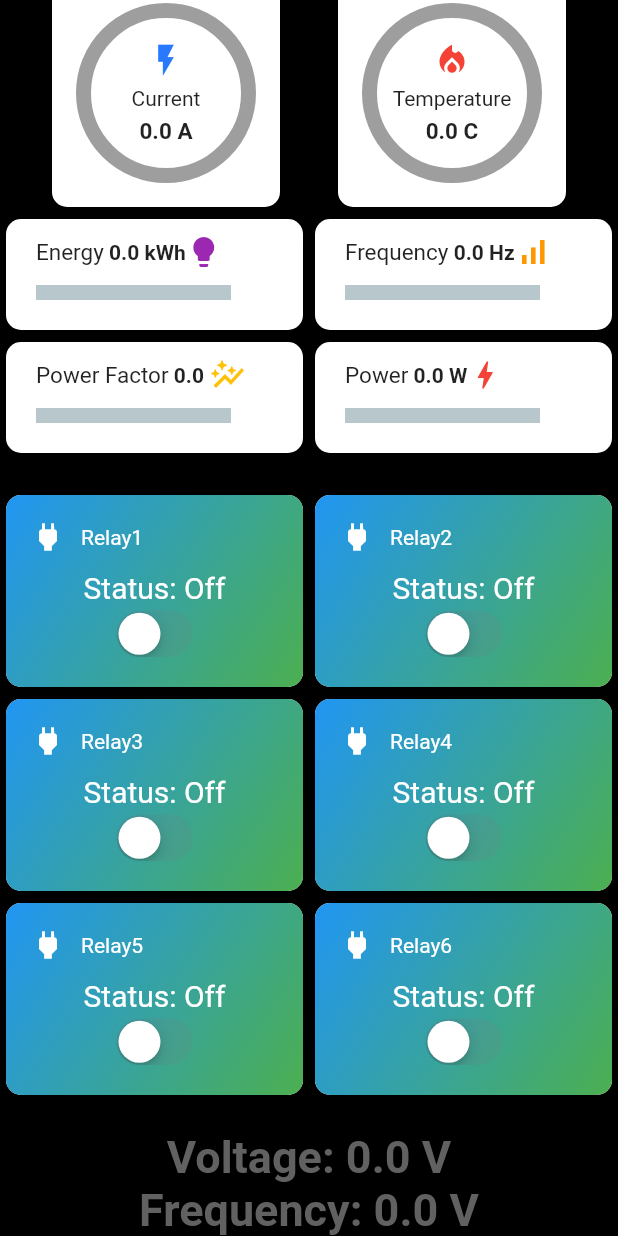
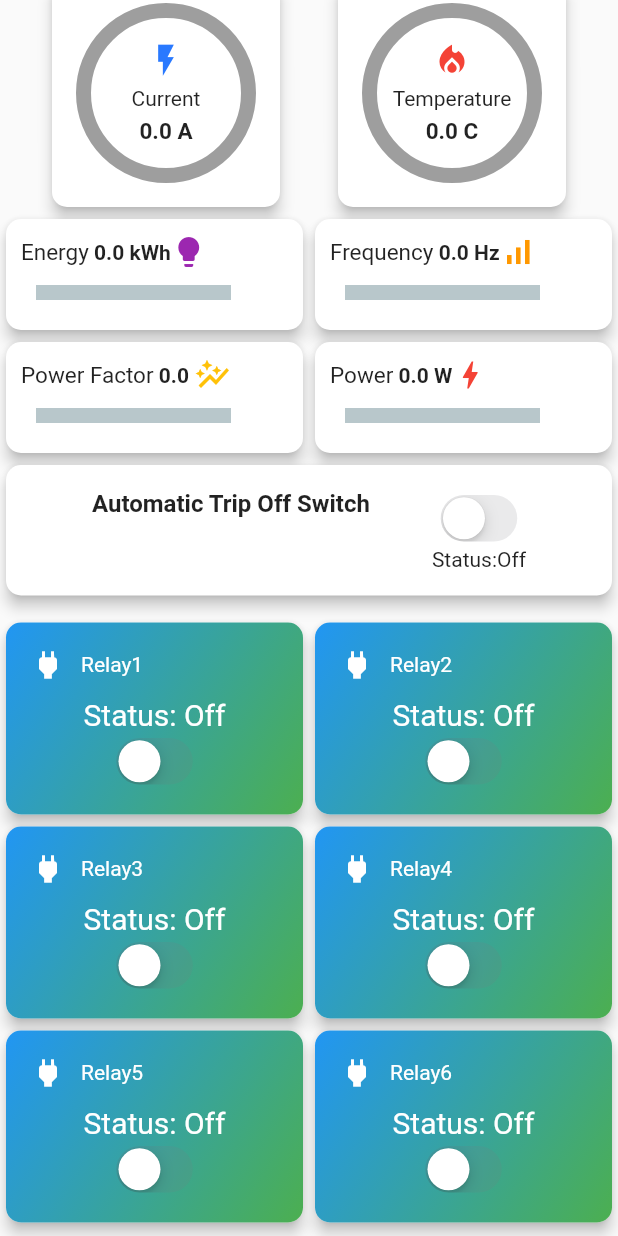
Before and after one commit to jex23/IOTSmartSwitch, a Flutter app: the HomeScreen screen opened directly, scrolled down 152 dp, on a phone screen of 412 x 824 dp. Run offline on Flutter 3.47's test engine with Material 2 defaults, Android fonts, the phone set to English and light mode, and no system bars; drawn by our look-alikes of percent_indicator; our stand-ins replace firebase_core, firebase_database, geocoding, geolocator, shared_preferences; missing offline and left inert: circular, semicircle_indicator; accounts and stored records are empty.

Commit message:
Working Auto Trip but Not dynamically turning OFF when Cupertino Switch is ON

```diff
--- a/lib/screens/home_screen.dart
+++ b/lib/screens/home_screen.dart
@@ -4,7 +4,7 @@ import 'package:firebase_database/firebase_database.dart';
 import 'package:circular/circular.dart';
 import 'package:percent_indicator/percent_indicator.dart';
 import 'package:semicircle_indicator/semicircle_indicator.dart';
-
+import 'package:shared_preferences/shared_preferences.dart';
 
 class HomeScreen extends StatefulWidget {
   const HomeScreen({super.key});
@@ -14,7 +14,8 @@ class HomeScreen extends StatefulWidget {
 }
 
 class _HomeScreenState extends State<HomeScreen> {
-  final DatabaseReference _databaseReference = FirebaseDatabase.instance.reference();
+  final DatabaseReference _databaseReference =
+      FirebaseDatabase.instance.reference();
 
   Map<String, bool> relayValues = {
     'Relay1': false,
@@ -32,18 +33,26 @@ class _HomeScreenState extends State<HomeScreen> {
   double energyValue = 0.0;
   double pfValue = 0.0;
   double powerValue = 0.0;
+  bool radState = false;
+  bool isAutoTripOff = false;
+  // Declare the SharedPreferences variable
+  late SharedPreferences _prefs;
 
   @override
   void initState() {
     super.initState();
     for (String relayName in relayValues.keys) {
-      _databaseReference.child('Relay').child(relayName).onValue.listen((event) {
+      _databaseReference
+          .child('Relay')
+          .child(relayName)
+          .onValue
+          .listen((event) {
         setState(() {
           relayValues[relayName] = event.snapshot.value as bool? ?? false;
         });
       });
     }
-
+    _initSharedPreferences();
     _databaseReference.child('PZEM').child('voltage').onValue.listen((event) {
       setState(() {
         voltageValue = (event.snapshot.value as double?) ?? 0.0;
@@ -76,13 +85,63 @@ class _HomeScreenState extends State<HomeScreen> {
         powerValue = (event.snapshot.value as double?) ?? 0.0;
       });
     });
+
+    _databaseReference.child('RadiusState').onValue.listen((event) {
+      setState(() {
+        radState = (event.snapshot.value as bool?) ?? false;
+      });
+    });
+    if (isAutoTripOff && !radState) {
+      _updateRelayValuesInFirebase({
+        'Relay1': false,
+        'Relay2': false,
+        'Relay3': false,
+        'Relay4': false,
+        'Relay5': false,
+        'Relay6': false,
+      });
+    }
+
+  }
+
+
+  // Method to initialize SharedPreferences
+  Future<void> _initSharedPreferences() async {
+    _prefs = await SharedPreferences.getInstance();
+    isAutoTripOff = _prefs.getBool('isAutoTripOff') ?? false; // Initialize isAutoTripOff from shared preferences
+    setState(() {});
+  }
+  // Method to update isAutoTripOff and store it in SharedPreferences
+  Future<void> _updateIsAutoTripOff(bool newValue) async {
+    // Update the value in SharedPreferences
+    await _prefs.setBool('isAutoTripOff', newValue);
+
+    // Update the UI with the new value
+    setState(() {
+      isAutoTripOff = newValue;
+    });
+  }
+
+  void _updateRelayValuesInFirebase(Map<String, bool> newRelayValues) {
+    newRelayValues.forEach((relayName, newValue) {
+      _databaseReference
+          .child('Relay')
+          .child(relayName)
+          .set(newValue)
+          .then((_) {
+        print('Relay $relayName updated in Firebase');
+      }).catchError((error) {
+        print('Error updating relay $relayName: $error');
+      });
+    });
   }
 
   void updateRelayValue(String relayName, bool newValue) {
     _databaseReference.child('Relay').child(relayName).set(newValue);
   }
 
-  Widget buildCircularIndicator(String title, double value, Color color, IconData icon) {
+  Widget buildCircularIndicator(
+      String title, double value, Color color, IconData icon) {
     return CircularPercentIndicator(
       radius: 60.0,
       lineWidth: 10.0,
@@ -109,7 +168,15 @@ class _HomeScreenState extends State<HomeScreen> {
       progressColor: color,
     );
   }
-  Widget buildEnergyCard(double energyValue, String unit, IconData icon, Color iconColor , String title, double maxEnergyValue, Color progressColor ) {
+
+  Widget buildEnergyCard(
+      double energyValue,
+      String unit,
+      IconData icon,
+      Color iconColor,
+      String title,
+      double maxEnergyValue,
+      Color progressColor) {
     return Expanded(
       child: Card(
         elevation: 4,
@@ -121,11 +188,10 @@ class _HomeScreenState extends State<HomeScreen> {
           child: Column(
             children: [
               Row(
-
                 children: [
-                  SizedBox(width: 10,),
                   Text(title, style: TextStyle(fontSize: 15)),
-                  Text(' $energyValue $unit', style: TextStyle(fontWeight: FontWeight.bold)),
+                  Text(' $energyValue $unit',
+                      style: TextStyle(fontWeight: FontWeight.bold)),
                   Icon(icon, color: iconColor),
                 ],
               ),
@@ -133,7 +199,8 @@ class _HomeScreenState extends State<HomeScreen> {
               LinearPercentIndicator(
                 width: 150.0,
                 lineHeight: 10.0,
-                percent: energyValue / maxEnergyValue, // Calculate the actual percentage
+                percent: energyValue / maxEnergyValue,
+                // Calculate the actual percentage
                 progressColor: progressColor,
               ),
               SizedBox(height: 10),
@@ -143,6 +210,9 @@ class _HomeScreenState extends State<HomeScreen> {
       ),
     );
   }
+
+
+
 
 
 
@@ -199,25 +269,29 @@ class _HomeScreenState extends State<HomeScreen> {
   @override
   Widget build(BuildContext context) {
     return Scaffold(
-      backgroundColor: Colors.black,
       body: SafeArea(
           child: SingleChildScrollView(
         child: Column(
           children: [
-              SizedBox(height: 10,),
+            SizedBox(
+              height: 10,
+            ),
             Row(
               mainAxisAlignment: MainAxisAlignment.start,
               children: [
-                  SizedBox(width: 10,),
-                  Text('Realtime Monitoring',
+                SizedBox(
+                  width: 10,
+                ),
+                Text(
+                  'Realtime Monitoring',
                   style: TextStyle(
                       fontSize: 32,
                       fontWeight: FontWeight.w600,
-                          color: Colors.blueAccent),)
+                      color: Colors.blueAccent),
+                )
               ],
             ),
             SizedBox(height: 10),
-
             SemicircularIndicator(
                 radius: 100,
                 color: Colors.blueAccent.shade400,
@@ -234,15 +308,16 @@ class _HomeScreenState extends State<HomeScreen> {
                           fontWeight: FontWeight.w600,
                           color: Colors.blueAccent.shade400),
                     ),
-                    SizedBox(height: 5,),
+                    SizedBox(
+                      height: 5,
+                    ),
                     Text('Voltage',
                         style: TextStyle(
                             fontSize: 20,
                             fontWeight: FontWeight.w600,
                             color: Colors.black))
                   ],
-                )
-              ),
+                )),
             SizedBox(height: 10),
             Row(
               mainAxisAlignment: MainAxisAlignment.spaceEvenly,
@@ -254,7 +329,11 @@ class _HomeScreenState extends State<HomeScreen> {
                   ),
                   child: Padding(
                     padding: const EdgeInsets.all(16),
-                      child: buildCircularIndicator('Current', currentValue / 350.0, Colors.blueAccent.shade400, Icons.flash_on),
+                    child: buildCircularIndicator(
+                        'Current',
+                        currentValue / 350.0,
+                        Colors.blueAccent.shade400,
+                        Icons.flash_on),
                   ),
                 ),
                 Card(
@@ -264,23 +343,109 @@ class _HomeScreenState extends State<HomeScreen> {
                   ),
                   child: Padding(
                     padding: const EdgeInsets.all(16),
-                      child: buildCircularIndicator('Temperature', frequencyValue / 350.0, Colors.red, Icons.local_fire_department),
+                    child: buildCircularIndicator(
+                        'Temperature',
+                        frequencyValue / 350.0,
+                        Colors.red,
+                        Icons.local_fire_department),
                   ),
                 ),
               ],
             ),
-              Row(children: [
+            Row(
+              children: [
+                buildEnergyCard(energyValue, 'kWh', Icons.lightbulb,
+                    Colors.purple, 'Energy', 100, Colors.purple),
+                buildEnergyCard(frequencyValue, 'Hz', Icons.signal_cellular_alt,
+                    Colors.orange, 'Frequency', 200, Colors.orange),
+              ],
+            ),
+            Row(
+              children: [
+                buildEnergyCard(
+                  pfValue,
+                  '',
+                  Icons.auto_graph,
+                  Colors.amber,
+                  'Power Factor',
+                  100,
+                  Colors.amber,
+                ),
+                buildEnergyCard(powerValue, 'W', Icons.bolt, Colors.red,
+                    'Power', 200, Colors.red),
+              ],
+            ),
 
-                buildEnergyCard(energyValue, 'kWh', Icons.lightbulb, Colors.purple ,'Energy', 100, Colors.purple),
-                buildEnergyCard(frequencyValue, 'Hz', Icons.signal_cellular_alt, Colors.orange ,'Frequency', 200,Colors.orange ),
-              ],),
-              Row(children: [
 
-                buildEnergyCard(pfValue, '', Icons.auto_graph, Colors.amber, 'Power Factor', 100,Colors.amber,),
-                buildEnergyCard(powerValue, 'W', Icons.bolt,Colors.red, 'Power', 200,Colors.red),
-              ],),
+            Card(
+              elevation: 4,
+              shape: RoundedRectangleBorder(
+                borderRadius: BorderRadius.circular(10),
+              ),
+              child: Container(
+                padding: const EdgeInsets.all(16),
+                child: Row(
+                  mainAxisAlignment: MainAxisAlignment.spaceEvenly,
+                  crossAxisAlignment: CrossAxisAlignment.start,
+                  children: [
+                    Text(
+                      'Automatic Trip Off Switch',
+                      style: TextStyle(fontSize: 16, fontWeight: FontWeight.bold),
+                    ),
+                    Column(
+                      children: [
 
-              SizedBox(height: 20),
+                        CupertinoSwitch(
+                          value: isAutoTripOff,
+                          onChanged: (value) {
+                            _updateIsAutoTripOff(value);
+                            setState(() {
+                              isAutoTripOff = value;
+                              if (isAutoTripOff == true) {
+                                if (radState == false) {
+                                 _updateRelayValuesInFirebase({
+                                      'Relay1': false,
+                                      'Relay2': false,
+                                      'Relay3': false,
+                                      'Relay4': false,
+                                      'Relay5': false,
+                                      'Relay6': false,
+                                      });
+
+                                } else {
+
+                                }
+                              } else {
+                                // Code to handle the case when isAutoTripOff is false
+                                // You can leave this section empty or add relevant logic
+                              }
+                            });
+                            // End line of CupertinoSwitch onChanged callback
+                            // });
+                          },
+                        ),
+                        Row(
+                          mainAxisAlignment: MainAxisAlignment.center,
+                          children: [
+                            SizedBox(height: 10),
+                            Text(
+                              'Status:',
+                              style: TextStyle(fontSize: 14),
+                            ),
+                            Text(
+                              isAutoTripOff ? 'On' : 'Off',
+                              style: TextStyle(fontSize: 14),
+                            ),
+
+                          ],
+                        )
+                      ],
+                    ),
+                  ],
+                ),
+              ),
+            ),
+            SizedBox(height: 10,),
             Column(
               children: [
                 Row(
@@ -315,18 +480,25 @@ class _HomeScreenState extends State<HomeScreen> {
               children: [
                 Text(
                   'Voltage: $voltageValue V',
-                    style: TextStyle(fontSize: 30, fontWeight: FontWeight.bold, color: Colors.grey.shade700),
+                  style: TextStyle(
+                      fontSize: 30,
+                      fontWeight: FontWeight.bold,
+                      color: Colors.grey.shade700),
                 ),
                 Text(
                   'Frequency: $currentValue V',
-                    style: TextStyle(fontSize: 30, fontWeight: FontWeight.bold, color: Colors.grey.shade700),
+                  style: TextStyle(
+                      fontSize: 30,
+                      fontWeight: FontWeight.bold,
+                      color: Colors.grey.shade700),
                 ),
               ],
             ),
+            SizedBox(height: 20),
+            Text('Is Radius $radState')
           ],
         ),
-        )
-      ),
+      )),
     );
   }
 }
```
Also changed, not shown: lib/main.dart (+15 -2 lines), lib/screens/settings_screen.dart (+12 -1 lines). Lines whose indentation alone changed are shown as unchanged.
